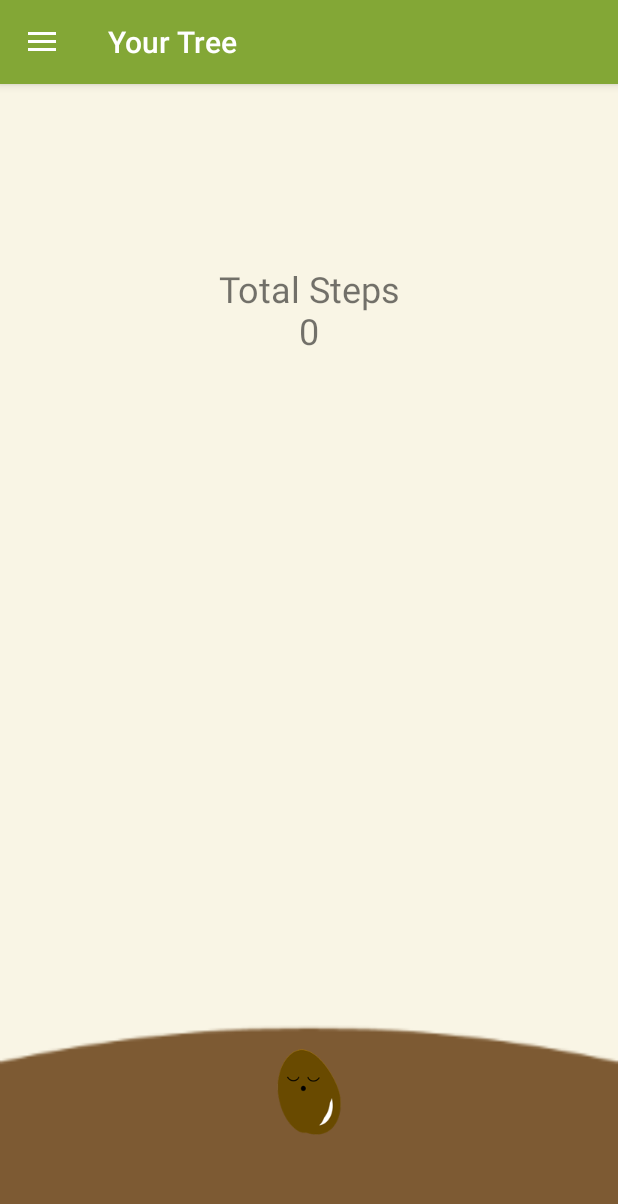
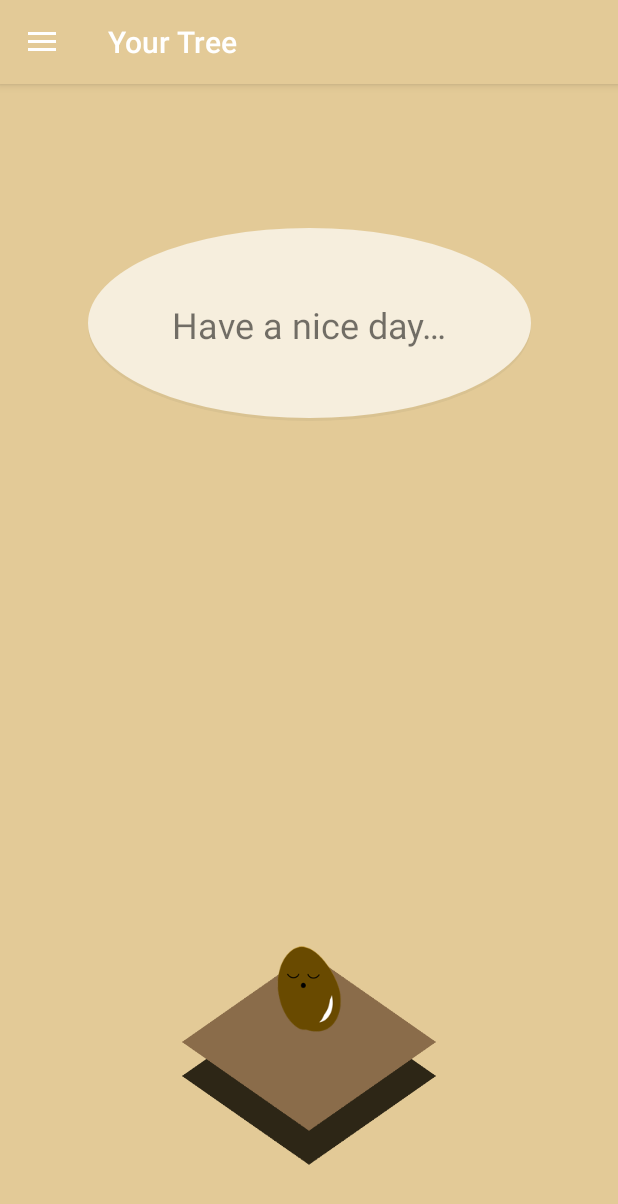
Before and after one commit to heojungeun/KNU_mobileAPP1, an Android app: the HomeFragment screen opened directly, with no data from a screen before it, on a phone screen of 412 x 824 dp. Shown: the top 1204 px of the screen. Run offline under Robolectric (Android 15) with nearby library versions, the phone set to English and light mode, and no system bars.

Commit message:
Applying design changes (unfinished)

```diff
--- a/app/src/main/java/com/knu_mobileapp1_team2/HomeFragment.java
+++ b/app/src/main/java/com/knu_mobileapp1_team2/HomeFragment.java
@@ -11,19 +11,27 @@ import android.view.View;
 import android.view.ViewGroup;
 import android.widget.TextView;
 
+import java.util.Random;
+
 public class HomeFragment extends Fragment {
-    View view;
+    SharedPreferences sp;
+    TextView tvwMainSpeech;
 
-    SharedPreferences sp;
+    String[] treeQuotes;
+    Random r;
 
     @Override
     public View onCreateView (LayoutInflater inflater, ViewGroup container, Bundle savedInstanceState) {
-        view = inflater.inflate(R.layout.fragment_home, container, false);
+        View view = inflater.inflate(R.layout.fragment_home, container, false);
 
         // for fragment, use this function instead of onCreate
         // use view.findViewById to get views
 
         sp = getContext().getSharedPreferences("com.knu_mobileapp1_team2.pref", Activity.MODE_PRIVATE);
+        tvwMainSpeech = view.findViewById(R.id.tvwMainSpeech);
+
+        treeQuotes = getResources().getStringArray(R.array.tree_quotes);
+        r = new Random();
 
         return view;
     }
@@ -32,9 +40,6 @@ public class HomeFragment extends Fragment {
     public void onResume() {
         super.onResume();
 
-        int savedSteps = sp.getInt("saved_steps", 0);
-
-        TextView tvwMainSpeech = view.findViewById(R.id.tvwMainSpeech);
-        tvwMainSpeech.setText(String.format(getString(R.string.main_score), savedSteps));
+        tvwMainSpeech.setText(treeQuotes[r.nextInt(treeQuotes.length)]);
     }
 }
--- /dev/null
+++ b/app/src/main/res/drawable/cballoon.xml
@@ -0,0 +1,17 @@
+<?xml version="1.0" encoding="utf-8"?>
+<layer-list xmlns:android="http://schemas.android.com/apk/res/android">
+    <item android:top="2dp">
+        <shape
+            android:shape="oval"
+            android:useLevel="false" >
+            <solid android:color="@color/colorBackgroundDark" />
+        </shape>
+    </item>
+    <item android:bottom="2dp">
+        <shape
+            android:shape="oval"
+            android:useLevel="false" >
+            <solid android:color="@color/colorBackground" />
+        </shape>
+    </item>
+</layer-list>
--- a/app/src/main/res/layout/fragment_home.xml
+++ b/app/src/main/res/layout/fragment_home.xml
@@ -1,57 +1,88 @@
 <?xml version="1.0" encoding="utf-8"?>
-<RelativeLayout xmlns:android="http://schemas.android.com/apk/res/android"
+<android.support.constraint.ConstraintLayout xmlns:android="http://schemas.android.com/apk/res/android"
     xmlns:app="http://schemas.android.com/apk/res-auto"
     xmlns:tools="http://schemas.android.com/tools"
+    android:id="@+id/relativeLayout"
     android:layout_width="match_parent"
     android:layout_height="match_parent"
+    android:background="@color/colorPrimary"
     app:layout_behavior="@string/appbar_scrolling_view_behavior"
     tools:context=".MainActivity">
 
+    <FrameLayout
+        android:id="@+id/frameLayout"
+        android:layout_width="wrap_content"
+        android:layout_height="wrap_content"
+        android:background="@drawable/cballoon"
+        android:paddingLeft="56dp"
+        android:paddingTop="48dp"
+        android:paddingRight="56dp"
+        android:paddingBottom="48dp"
+        app:layout_constraintBottom_toBottomOf="parent"
+        app:layout_constraintEnd_toEndOf="parent"
+        app:layout_constraintStart_toStartOf="parent"
+        app:layout_constraintTop_toTopOf="parent"
+        app:layout_constraintVertical_bias="0.15">
+
         <TextView
             android:id="@+id/tvwMainSpeech"
-        android:layout_width="match_parent"
+            android:layout_width="wrap_content"
             android:layout_height="wrap_content"
-        android:layout_marginTop="120dp"
             android:text="TextView"
             android:textAlignment="center"
             android:textSize="24sp"
             app:layout_constraintTop_toTopOf="parent" />
+    </FrameLayout>
+
+    <android.support.constraint.ConstraintLayout
+        android:id="@+id/frameLayout2"
+        android:layout_width="wrap_content"
+        android:layout_height="256dp"
+        android:layout_marginStart="8dp"
+        android:layout_marginTop="8dp"
+        android:layout_marginEnd="8dp"
+        android:layout_marginBottom="8dp"
+        app:layout_constraintBottom_toBottomOf="parent"
+        app:layout_constraintEnd_toEndOf="parent"
+        app:layout_constraintStart_toStartOf="parent"
+        app:layout_constraintTop_toTopOf="parent"
+        app:layout_constraintVertical_bias="0.95">
+
+        <ImageView
+            android:id="@+id/imageView3"
+            android:layout_width="192dp"
+            android:layout_height="148dp"
+            android:tint="@color/colorSoilDark"
+            app:layout_constraintBottom_toBottomOf="parent"
+            app:layout_constraintEnd_toEndOf="parent"
+            app:layout_constraintStart_toStartOf="parent"
+            app:layout_constraintTop_toTopOf="parent"
+            app:layout_constraintVertical_bias="1.0"
+            app:srcCompat="@drawable/temp_ground" />
+
+        <ImageView
+            android:id="@+id/imageView4"
+            android:layout_width="192dp"
+            android:layout_height="148dp"
+            android:tint="@color/colorSoil"
+            app:layout_constraintBottom_toBottomOf="parent"
+            app:layout_constraintEnd_toEndOf="parent"
+            app:layout_constraintStart_toStartOf="parent"
+            app:layout_constraintTop_toTopOf="parent"
+            app:layout_constraintVertical_bias="0.79"
+            app:srcCompat="@drawable/temp_ground" />
 
         <ImageView
             android:id="@+id/ivwMainTree"
             android:layout_width="wrap_content"
             android:layout_height="wrap_content"
-        android:layout_alignParentBottom="true"
-        android:layout_centerHorizontal="true"
-        android:layout_marginBottom="64dp"
-        android:scaleType="center"
-        app:layout_constraintBottom_toBottomOf="@+id/ivwMainGround"
-        app:layout_constraintEnd_toEndOf="parent"
-        app:layout_constraintStart_toStartOf="parent" />
-
-    <ImageView
-        android:id="@+id/ivwMainGround"
-        android:layout_width="match_parent"
-        android:layout_height="320dp"
-        android:layout_alignParentBottom="true"
-        android:layout_centerHorizontal="true"
-        android:scaleType="fitXY"
+            android:layout_marginBottom="8dp"
             app:layout_constraintBottom_toBottomOf="parent"
             app:layout_constraintEnd_toEndOf="parent"
             app:layout_constraintStart_toStartOf="parent"
-        app:srcCompat="@drawable/tree_ground" />
-
-    <ImageView
-        android:id="@+id/ivwMainSeed"
-        android:layout_width="wrap_content"
-        android:layout_height="wrap_content"
-        android:layout_alignParentBottom="true"
-        android:layout_centerHorizontal="true"
-        android:layout_marginBottom="64dp"
-        android:scaleType="center"
-        app:layout_constraintBottom_toBottomOf="@+id/ivwMainGround"
-        app:layout_constraintEnd_toEndOf="parent"
-        app:layout_constraintStart_toStartOf="parent"
+            app:layout_constraintTop_toTopOf="parent"
             app:srcCompat="@drawable/tree_seed" />
 
-</RelativeLayout>
+    </android.support.constraint.ConstraintLayout>
+
+</android.support.constraint.ConstraintLayout>
--- a/app/src/main/res/values/colors.xml
+++ b/app/src/main/res/values/colors.xml
@@ -1,7 +1,10 @@
 <?xml version="1.0" encoding="utf-8"?>
 <resources>
-    <color name="colorPrimary">#83A736</color>
-    <color name="colorPrimaryDark">#4E7300</color>
+    <color name="colorPrimary">#E3CA97</color>
+    <color name="colorPrimaryDark">#7b6431</color>
     <color name="colorAccent">#3E2723</color>
-    <color name="colorBackground">#F9F5E5</color>
+    <color name="colorBackground">#F6EEDD</color>
+    <color name="colorBackgroundDark">#D9C291</color>
+    <color name="colorSoil">#8A6C4A</color>
+    <color name="colorSoilDark">#2D2616</color>
 </resources>
--- /dev/null
+++ b/app/src/main/res/values/quotes.xml
@@ -0,0 +1,6 @@
+<?xml version="1.0" encoding="utf-8"?>
+<resources>
+    <string-array name="tree_quotes">
+        <item>Have a nice day…</item>
+    </string-array>
+</resources>
--- a/app/src/main/res/values/strings.xml
+++ b/app/src/main/res/values/strings.xml
@@ -9,7 +9,9 @@
     <string name="welcome_desc">The seed will grow as you walk\nwithout using your phone.\nLet\'s grow your own tree!</string>
     <string name="welcome_begin">Begin</string>
     <string name="main_score">Total Steps\n%d</string>
-    <string name="details_score">Total Points</string>
+    <string name="details_score">Tree Points</string>
+    <string name="details_steps">Total Steps</string>
+    <string name="details_extra">Extra Points</string>
     <string name="settings_placeholder">There is nothing to set for now</string>
     <string name="app_invalid_access">App is improperly launched.</string>
 
```
Also changed, not shown: app/src/main/java/com/knu_mobileapp1_team2/DetailsFragment.java (+28 -0 lines), app/src/main/res/layout/fragment_details.xml (+71 -31 lines), app/src/main/res/drawable-xhdpi/temp_ground.png (added), 2 other files. Lines whose indentation alone changed are shown as unchanged.
